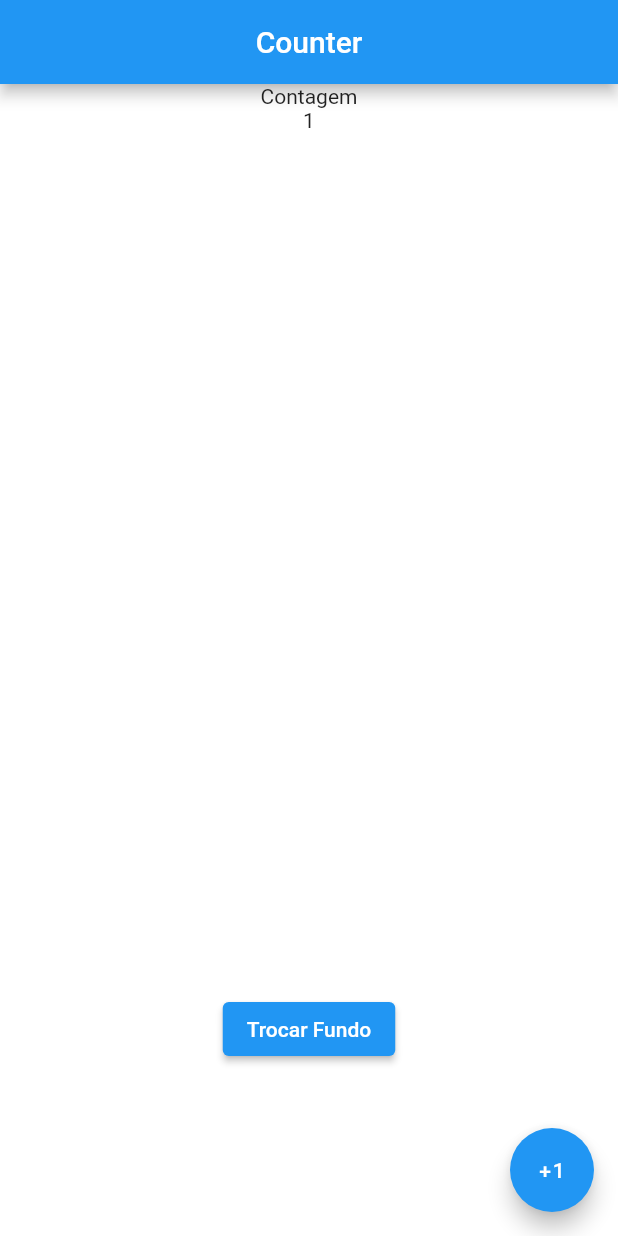
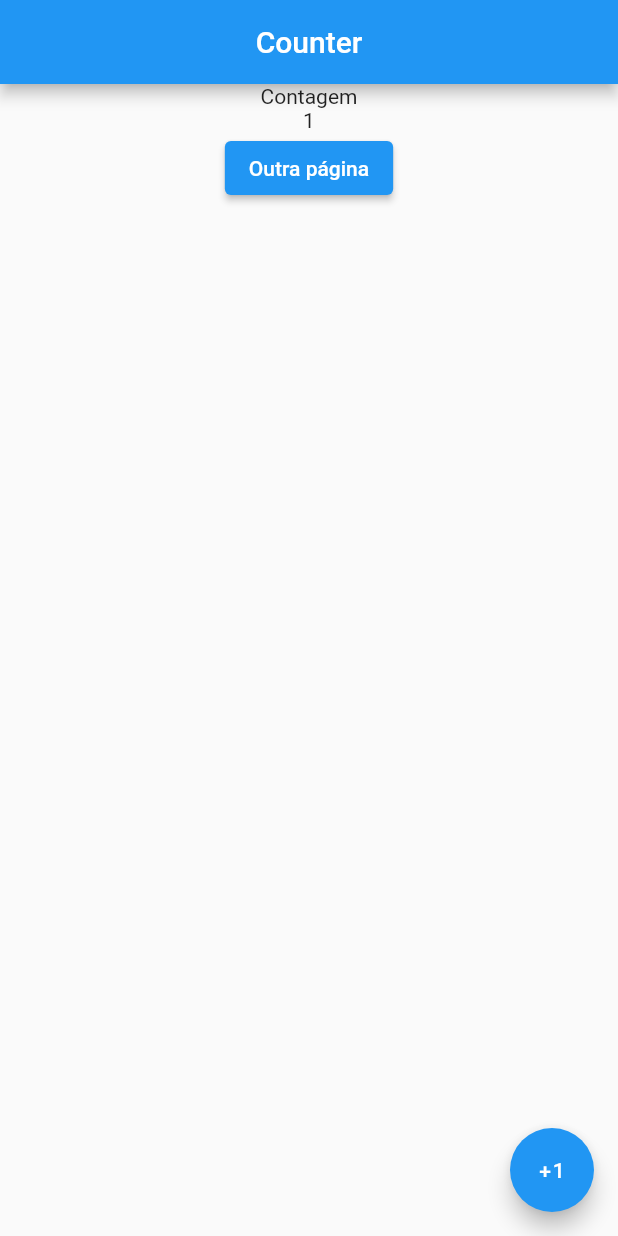
Before and after one commit to maarcos4g/flutter_lessons, a Flutter app: the screen it shows after launch, after a tap on "+1", on a phone screen of 412 x 824 dp. Run offline on Flutter 3.47's test engine with Material 2 defaults, Android fonts, the phone set to English and light mode, and no system bars.

```diff
--- a/lib/main.dart
+++ b/lib/main.dart
@@ -1,9 +1,18 @@
 import 'package:flutter/material.dart';
+import 'package:provider/provider.dart';
+
+import 'models/counter_model.dart';
 
 import 'screens/home_page.dart';
+import 'screens/widget_page.dart';
 
 void main() {
-  runApp( MyApp());
+  runApp(MultiProvider(
+    providers: [
+      ChangeNotifierProvider(create: (context) => Counter()),
+    ],
+    child: MyApp(),
+  ));
 }
 
 class MyApp extends StatelessWidget {
@@ -18,6 +27,7 @@ class MyApp extends StatelessWidget {
       ),
       routes: {
         '/home': (context) => HomePage(),
+        '/widget': (context) => WidgetPage(),
       },
       initialRoute: '/home',
       debugShowCheckedModeBanner: false,
--- /dev/null
+++ b/lib/models/counter_model.dart
@@ -0,0 +1,10 @@
+import 'package:flutter/material.dart';
+
+class Counter with ChangeNotifier {
+  int count = 0;
+
+  void increment () {
+    count++;
+    notifyListeners();
+  }
+}
--- a/lib/screens/home_page.dart
+++ b/lib/screens/home_page.dart
@@ -1,17 +1,10 @@
 import 'package:flutter/material.dart';
-import 'package:flutter/src/widgets/container.dart';
-import 'package:flutter/src/widgets/framework.dart';
+import 'package:provider/provider.dart';
 
-class HomePage extends StatefulWidget {
+import '../models/counter_model.dart';
+
+class HomePage extends StatelessWidget {
   const HomePage({super.key});
-
-  @override
-  State<HomePage> createState() => _HomePageState();
-}
-
-class _HomePageState extends State<HomePage> {
-  int count = 0;
-  var background = Colors.white;
 
   @override
   Widget build(BuildContext context) {
@@ -23,30 +16,30 @@ class _HomePageState extends State<HomePage> {
         title: Text('Counter'),
       ),
       body: Container(
-        color: background,
         width: screen.width,
         height: screen.height,
         child: Column(
           children: <Widget>[
             Text('Contagem'),
-            Text(count.toString()),
-            SizedBox(height: screen.height - 250),
-              ElevatedButton(
-                onPressed: () => {
-                  setState((() {
-                    background = Colors.blue;
-                  }))
+            Consumer<Counter>(
+              builder: (context, value, child) => Text(
+                value.count.toString()
+              ),
+            ),
+            Container(
+              child: ElevatedButton(
+                child: Text("Outra página"),
+                onPressed: () {
+                  Navigator.pushNamed(context, '/widget');
                 },
-                child: Text('Trocar Fundo'),
               ),
+            )
           ],
         ),
       ),
       floatingActionButton: FloatingActionButton(
         onPressed: () {
-          setState(() {
-            count++;
-          });
+          Provider.of<Counter>(context, listen: false).increment();
         },
         child: Text('+1'),
       ),
--- a/pubspec.yaml
+++ b/pubspec.yaml
@@ -36,6 +36,7 @@ dependencies:
   # The following adds the Cupertino Icons font to your application.
   # Use with the CupertinoIcons class for iOS style icons.
   cupertino_icons: ^1.0.2
+  provider: ^6.0.4
 
 dev_dependencies:
   flutter_test:
```
Also changed, not shown: lib/screens/widget_page.dart (added, +25 -0 lines), pubspec.lock.
